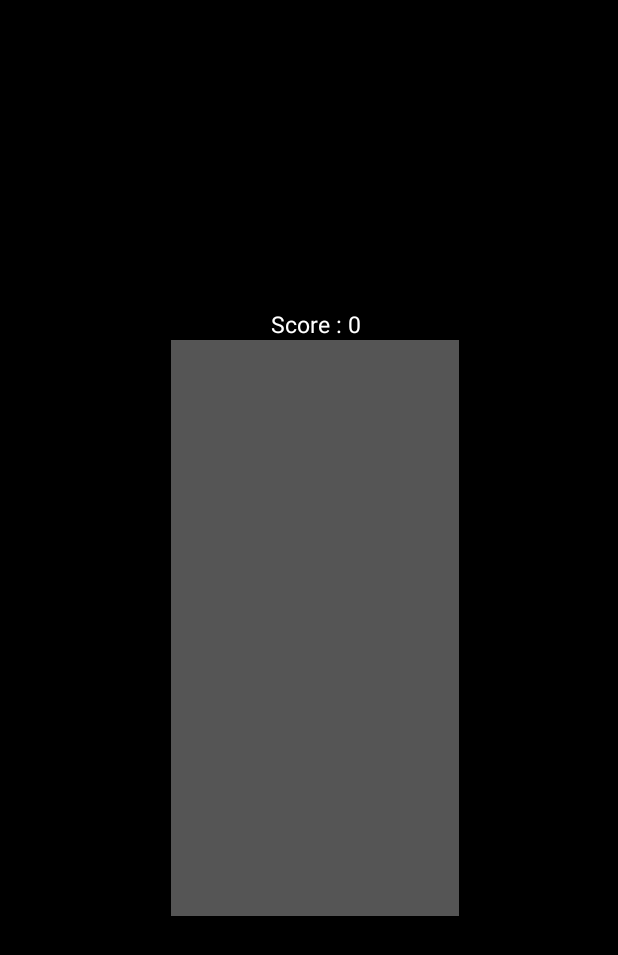
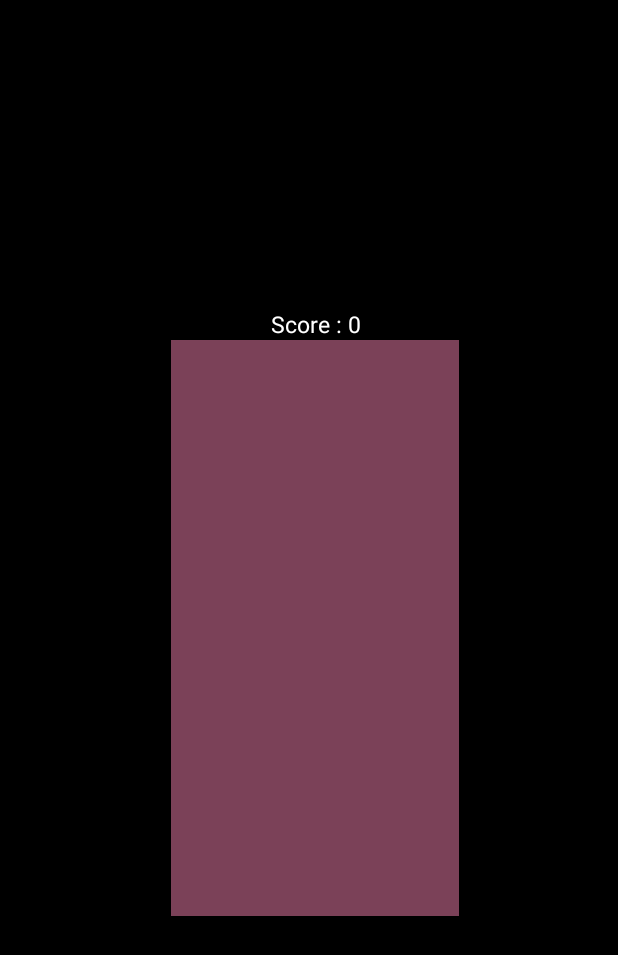
Before and after one commit to Shinyeong97/Design-of-Embedded-System-Term-Project, an Android app: the fragment OtherPlayerFrg shown on its own in the app's theme, on a phone screen of 412 x 824 dp. Shown: the top 955 px of the screen. Run offline under Robolectric (Android 15) with nearby library versions, the phone set to English and light mode, and no system bars; 1 statement that could not run was skipped.

Commit message:
android layout update

```diff
--- a/app/src/main/res/layout/other1.xml
+++ b/app/src/main/res/layout/other1.xml
@@ -42,13 +42,12 @@
                 android:layout_width="wrap_content"
                 android:layout_height="wrap_content"
                 android:layout_marginBottom="8dp"
-                android:background="#fff">
+                android:background="#7b4158">
 
                 <TableRow
                     android:layout_width="120dp"
                     android:layout_height="20dp"
-                    android:layout_weight="1"
-                    android:background="#555">
+                    android:layout_weight="1">
 
                     <ImageView
                         android:id="@+id/imageView"
@@ -96,8 +95,7 @@
                 <TableRow
                     android:layout_width="120dp"
                     android:layout_height="20dp"
-                    android:layout_weight="1"
-                    android:background="#555">
+                    android:layout_weight="1">
 
                     <ImageView
                         android:id="@+id/imageView7"
@@ -145,8 +143,7 @@
                 <TableRow
                     android:layout_width="120dp"
                     android:layout_height="20dp"
-                    android:layout_weight="1"
-                    android:background="#555">
+                    android:layout_weight="1">
 
                     <ImageView
                         android:id="@+id/imageView13"
@@ -194,8 +191,7 @@
                 <TableRow
                     android:layout_width="120dp"
                     android:layout_height="20dp"
-                    android:layout_weight="1"
-                    android:background="#555">
+                    android:layout_weight="1">
 
                     <ImageView
                         android:id="@+id/imageView19"
@@ -243,8 +239,7 @@
                 <TableRow
                     android:layout_width="120dp"
                     android:layout_height="20dp"
-                    android:layout_weight="1"
-                    android:background="#555">
+                    android:layout_weight="1">
 
                     <ImageView
                         android:id="@+id/imageView25"
@@ -292,8 +287,7 @@
                 <TableRow
                     android:layout_width="120dp"
                     android:layout_height="20dp"
-                    android:layout_weight="1"
-                    android:background="#555">
+                    android:layout_weight="1">
 
                     <ImageView
                         android:id="@+id/imageView31"
@@ -341,8 +335,7 @@
                 <TableRow
                     android:layout_width="120dp"
                     android:layout_height="20dp"
-                    android:layout_weight="1"
-                    android:background="#555">
+                    android:layout_weight="1">
 
                     <ImageView
                         android:id="@+id/imageView37"
@@ -390,8 +383,7 @@
                 <TableRow
                     android:layout_width="120dp"
                     android:layout_height="20dp"
-                    android:layout_weight="1"
-                    android:background="#555">
+                    android:layout_weight="1">
 
                     <ImageView
                         android:id="@+id/imageView43"
@@ -439,8 +431,7 @@
                 <TableRow
                     android:layout_width="120dp"
                     android:layout_height="20dp"
-                    android:layout_weight="1"
-                    android:background="#555">
+                    android:layout_weight="1">
 
                     <ImageView
                         android:id="@+id/imageView49"
@@ -488,8 +479,7 @@
                 <TableRow
                     android:layout_width="120dp"
                     android:layout_height="20dp"
-                    android:layout_weight="1"
-                    android:background="#555">
+                    android:layout_weight="1">
 
                     <ImageView
                         android:id="@+id/imageView55"
@@ -537,8 +527,7 @@
                 <TableRow
                     android:layout_width="120dp"
                     android:layout_height="20dp"
-                    android:layout_weight="1"
-                    android:background="#555">
+                    android:layout_weight="1">
 
                     <ImageView
                         android:id="@+id/imageView61"
@@ -586,8 +575,7 @@
                 <TableRow
                     android:layout_width="120dp"
                     android:layout_height="20dp"
-                    android:layout_weight="1"
-                    android:background="#555">
+                    android:layout_weight="1">
 
                     <ImageView
                         android:id="@+id/imageView67"
```
Also changed, not shown: app/src/main/res/layout/board_main.xml (+23 -25 lines), app/src/main/res/layout/other2.xml (+13 -25 lines), app/src/main/res/layout/other3.xml (+13 -25 lines), app/src/main/res/drawable/background2.jpg (added).
